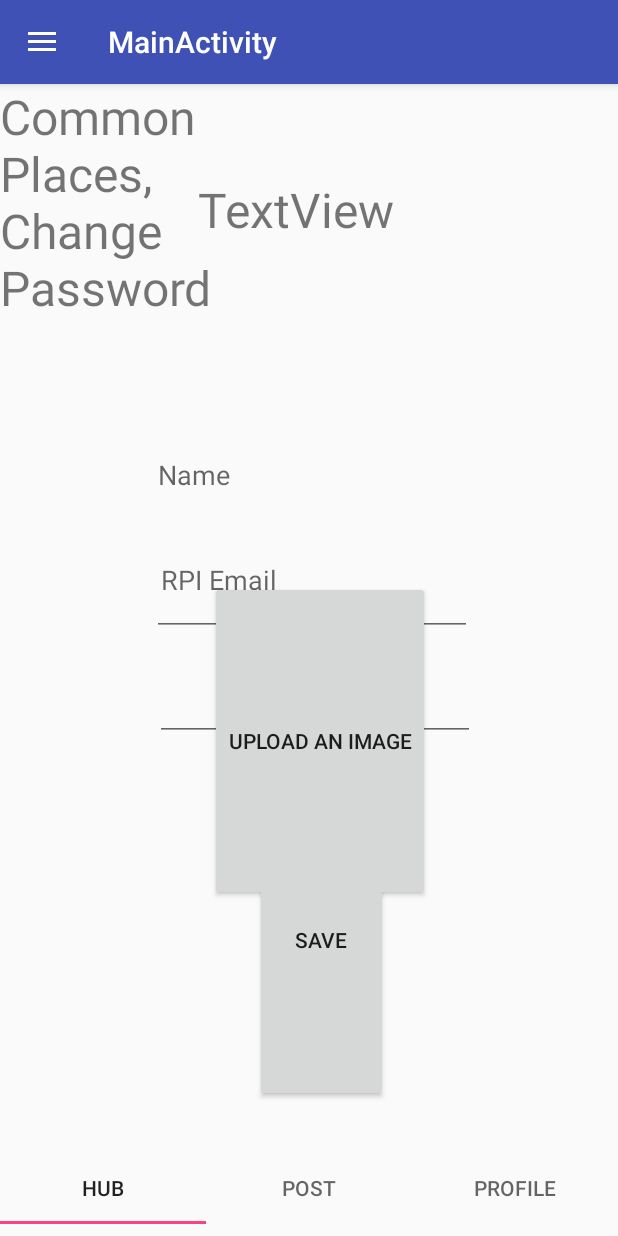
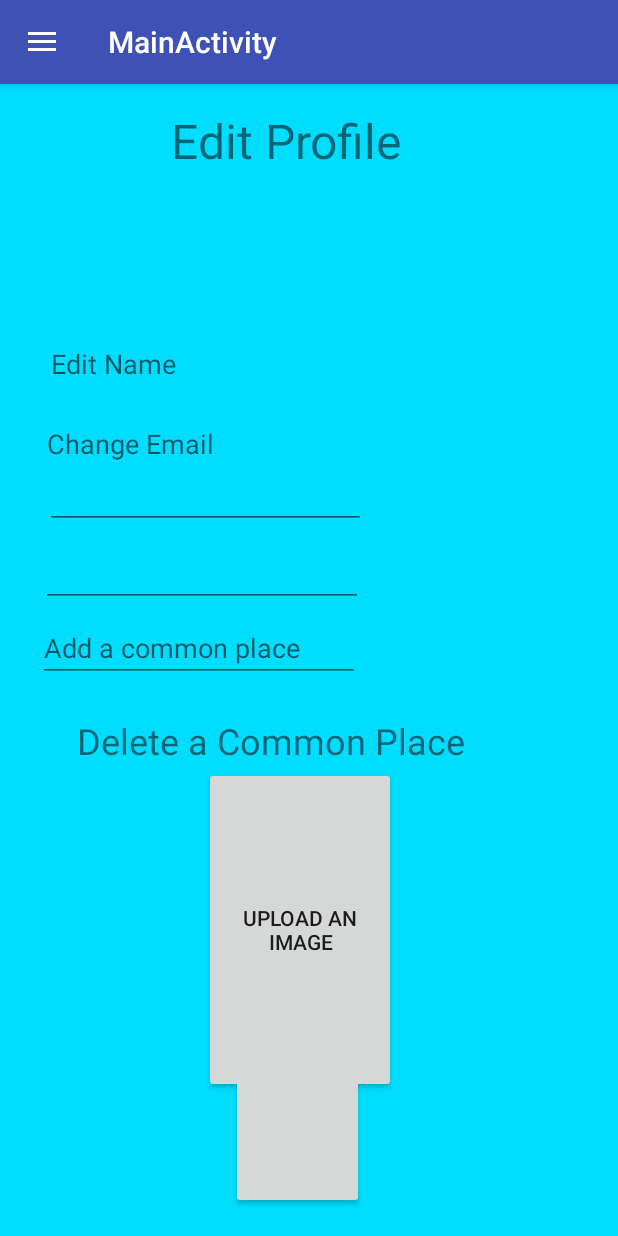
Before and after one commit to zdward/GrouberAndroid, an Android app: the fragment EditProfileFragment placed in its activity, on a phone screen of 412 x 824 dp. Run offline under Robolectric (Android 15) with nearby library versions, the phone set to English and light mode, and no system bars.

Commit message:
Finished rough draft of edit profile

```diff
--- a/app/src/main/res/layout/fragement_editprofile.xml
+++ b/app/src/main/res/layout/fragement_editprofile.xml
@@ -2,6 +2,7 @@
 <RelativeLayout xmlns:android="http://schemas.android.com/apk/res/android"
     xmlns:tools="http://schemas.android.com/tools"
     android:layout_width="match_parent" android:layout_height="match_parent"
+    android:background="@android:color/holo_blue_bright"
 
     >
 
@@ -13,77 +14,98 @@
         android:layout_alignParentTop="true"
         android:layout_alignParentEnd="true"
         android:layout_alignParentBottom="true"
-        android:layout_marginStart="132dp"
-        android:layout_marginTop="62dp"
-        android:layout_marginEnd="95dp"
-        android:layout_marginBottom="480dp"
-        android:text="TextView"
-        android:textSize="32dp"
-        tools:text="Edit Profile" />
+        android:layout_marginStart="114dp"
+        android:layout_marginTop="16dp"
+        android:layout_marginEnd="113dp"
+        android:layout_marginBottom="526dp"
+        android:text="Edit Profile"
+        android:textSize="32dp" />
 
     <EditText
         android:id="@+id/getName"
         android:layout_width="wrap_content"
-        android:layout_height="wrap_content"
+        android:layout_height="55dp"
         android:layout_alignTop="@+id/editProfileTitle"
         android:layout_alignParentStart="true"
         android:layout_alignParentEnd="true"
         android:layout_alignParentBottom="true"
-        android:layout_marginStart="101dp"
-        android:layout_marginTop="91dp"
-        android:layout_marginEnd="97dp"
-        android:layout_marginBottom="400dp"
+        android:layout_marginStart="30dp"
+        android:layout_marginTop="61dp"
+        android:layout_marginEnd="168dp"
+        android:layout_marginBottom="471dp"
         android:ems="10"
-        android:hint="Name"
+        android:hint="Edit Name"
         android:inputType="textPersonName" />
 
     <EditText
         android:id="@+id/getRPIEmail"
         android:layout_width="wrap_content"
-        android:layout_height="wrap_content"
+        android:layout_height="53dp"
         android:layout_alignTop="@+id/editProfileTitle"
         android:layout_alignParentStart="true"
         android:layout_alignParentEnd="true"
         android:layout_alignParentBottom="true"
-        android:layout_marginStart="103dp"
-        android:layout_marginTop="161dp"
-        android:layout_marginEnd="95dp"
-        android:layout_marginBottom="330dp"
+        android:layout_marginStart="27dp"
+        android:layout_marginTop="115dp"
+        android:layout_marginEnd="170dp"
+        android:layout_marginBottom="419dp"
         android:ems="10"
-        android:hint="RPI Email"
+        android:hint="Change Email"
         android:inputType="textPersonName" />
 
     <Button
         android:id="@+id/save"
         android:layout_width="wrap_content"
-        android:layout_height="wrap_content"
+        android:layout_height="69dp"
         android:layout_alignTop="@+id/getRPIEmail"
         android:layout_alignParentStart="true"
         android:layout_alignParentEnd="true"
         android:layout_alignParentBottom="true"
-        android:layout_marginStart="170dp"
-        android:layout_marginTop="239dp"
-        android:layout_marginEnd="153dp"
-        android:layout_marginBottom="89dp"
+        android:layout_marginStart="154dp"
+        android:layout_marginTop="386dp"
+        android:layout_marginEnd="169dp"
+        android:layout_marginBottom="18dp"
         android:text="SAVE" />
 
     <Button
         android:id="@+id/uploadImage"
+        android:layout_width="127dp"
+        android:layout_height="55dp"
+        android:layout_alignTop="@+id/getRPIEmail"
+        android:layout_alignParentStart="true"
+        android:layout_alignParentEnd="true"
+        android:layout_alignParentBottom="true"
+        android:layout_marginStart="136dp"
+        android:layout_marginTop="324dp"
+        android:layout_marginEnd="148dp"
+        android:layout_marginBottom="95dp"
+        android:text="Upload An Image" />
+
+    <EditText
+        android:id="@+id/editText2"
         android:layout_width="wrap_content"
         android:layout_height="wrap_content"
-        android:layout_alignTop="@+id/getRPIEmail"
+        android:layout_alignParentStart="true"
         android:layout_alignParentEnd="true"
         android:layout_alignParentBottom="true"
-        android:layout_marginTop="108dp"
-        android:layout_marginEnd="125dp"
-        android:layout_marginBottom="223dp"
-        android:text="Upload An Image" />
+        android:layout_marginStart="25dp"
+        android:layout_marginEnd="172dp"
+        android:layout_marginBottom="369dp"
+        android:ems="10"
+        android:hint="Add a common place"
+        android:inputType="textPersonName" />
 
     <TextView
-        android:id="@+id/textView5"
-        android:layout_width="162dp"
+        android:id="@+id/deletePlaces"
+        android:layout_width="wrap_content"
         android:layout_height="wrap_content"
-        android:text="Common Places, Change Password"
-        android:textSize="32dp" />
+        android:layout_alignParentStart="true"
+        android:layout_alignParentEnd="true"
+        android:layout_alignParentBottom="true"
+        android:layout_marginStart="51dp"
+        android:layout_marginEnd="59dp"
+        android:layout_marginBottom="314dp"
+        android:text="Delete a Common Place"
+        android:textSize="24dp" />
 
 </RelativeLayout>
--- a/build.gradle
+++ b/build.gradle
@@ -7,7 +7,7 @@ buildscript {
         jcenter()
     }
     dependencies {
-        classpath 'com.android.tools.build:gradle:3.3.2'
+        classpath 'com.android.tools.build:gradle:3.4.0'
 
         //classpath 'com.google.gms:google-services:4.1.0'
 
```
Also changed, not shown: gradle/wrapper/gradle-wrapper.properties.
